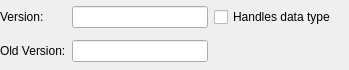
Above: libs/libgui/ui/dbobjects/extensionwidget.ui from pgmodeler/pgmodeler before the change. Below: the same form after it.
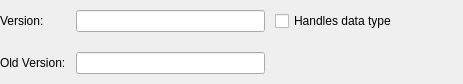
That is the form after the change.

The edit to the form file:
```diff
--- a/libs/libgui/ui/dbobjects/extensionwidget.ui
+++ b/libs/libgui/ui/dbobjects/extensionwidget.ui
@@ -6,8 +6,8 @@
    <rect>
     <x>0</x>
     <y>0</y>
-    <width>349</width>
-    <height>70</height>
+    <width>463</width>
+    <height>84</height>
    </rect>
   </property>
   <layout class="QGridLayout" name="extension_grid">
@@ -24,7 +24,7 @@
     <number>0</number>
    </property>
    <property name="spacing">
-    <number>6</number>
+    <number>10</number>
    </property>
    <item row="0" column="0">
     <widget class="QLabel" name="cur_ver_lbl">
```
